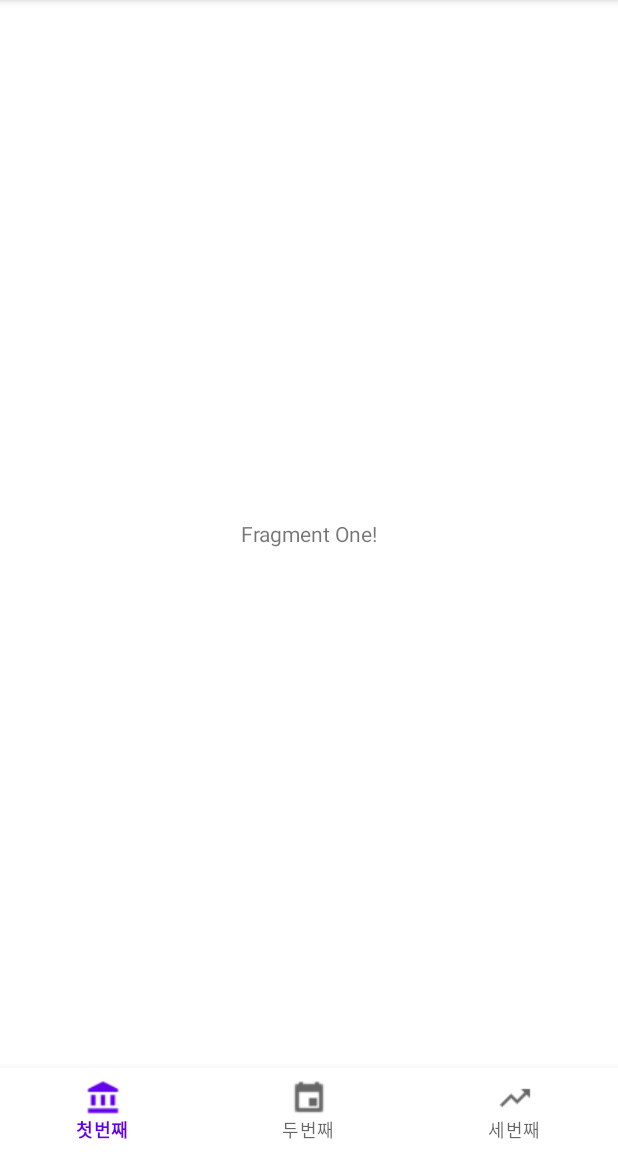
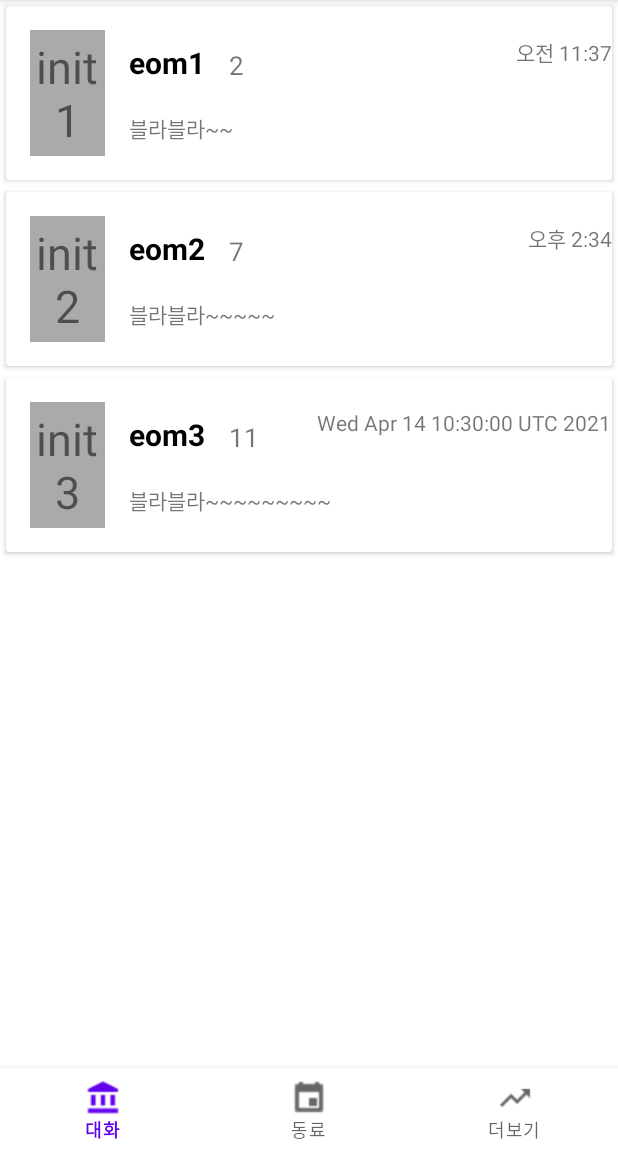
Before and after one commit to EomjunYoung/UCProject, an Android app: the screen it shows after launch (MainActivity), on a phone screen of 412 x 824 dp, the part 84-1236 px from its top. Run offline under Robolectric (Android 15) with nearby library versions, the phone set to English and light mode, and no system bars.

Commit message:
add recyclerview and modify fragmentone(communication chat layout)

```diff
--- a/app/build.gradle
+++ b/app/build.gradle
@@ -43,11 +43,17 @@ dependencies {
     implementation "org.jetbrains.kotlin:kotlin-stdlib:$kotlin_version"
     implementation 'androidx.core:core-ktx:1.3.2'
     implementation 'androidx.appcompat:appcompat:1.2.0'
+    //Bottom NavigationView 사용을 위한 적용
     implementation 'com.google.android.material:material:1.3.0'
     implementation 'androidx.constraintlayout:constraintlayout:2.0.4'
     testImplementation 'junit:junit:4.+'
     androidTestImplementation 'androidx.test.ext:junit:1.1.2'
     androidTestImplementation 'androidx.test.espresso:espresso-core:3.3.0'
+    //ViewPager2
+    implementation "androidx.viewpager2:viewpager2:1.0.0"
+
+
+
 
 
 }
--- /dev/null
+++ b/app/src/main/java/com/example/ucproject/ListAdapter.kt
@@ -0,0 +1,73 @@
+package com.example.ucproject
+
+import android.util.Log
+import android.view.LayoutInflater
+import android.view.View
+import android.view.ViewGroup
+import android.widget.TextView
+import android.widget.Toast
+import androidx.recyclerview.widget.RecyclerView
+import com.example.ucproject.model.User
+
+/**
+ * 리사이클러뷰의 어댑터는 기본 BaseAdapter()가 아닌, RecyclerView.Adapter 를 extend 해야 한다.
+ * 그런데 이 RecyclerView.Adapter는 ViewHolder라는것이 필요한데, 이것을 inner class형식으로
+ * 만들어진다. (아래 구현된 것 참조) (unit리턴값은 아무것도 반환하지 않는다는 의미)
+ * **/
+class ListAdapter(private var users: MutableList<User>) :
+    RecyclerView.Adapter<ListAdapter.ViewHolder>() {
+
+//    private var users: List<User> = listOf()
+
+    /**
+     * 아래 3개메소드는 RecyclerView를 상속하면 오버라이딩해야하는 메소드다.
+     * onCreateViewHolder: 화면을 최초로딩하여 만들어진 View가 없을때 xml파일을 inflate하여 ViewHolder를 생성한다.
+     * getItemCount: RecyclerView로 만들어지는 item의 총 갯수를 반환한다.
+     * onBindViewHolder: 위의 onCreateViewHolder에서 만든 View와 실제 입력되는 각각의 데이터를 연결한다.
+     */
+
+    //inner class(ViewHolder라고 지은 class)를 상속받아야함..
+    //inner class에서 셋팅한 내용들을 inflate하여 보여주는것이기 때문
+    override fun onCreateViewHolder(parent: ViewGroup, i: Int): ViewHolder {
+        val view = LayoutInflater.from(parent.context).inflate(R.layout.item_data, parent, false)
+        return ViewHolder(view)
+    }
+
+    override fun getItemCount(): Int {
+        return users.size
+    }
+
+    override fun onBindViewHolder(viewHolder: ViewHolder, position: Int) {
+        viewHolder.bind(users[position])
+    }
+
+    //ViewHolder는 RecyclerView안에 들어갈 Item에 대한 View를 인자로 갖는다.
+    //id와 데이터를 매핑하는 역할을 담당한다.
+    //데이터를 삽입하는 곳으로, inner class이기때문에, ContactAdapter.ViewHolder로 접근하고,
+    //RecyclerView.Adapter<>의 인자로 활용한다.
+    inner class ViewHolder(itemView: View) : RecyclerView.ViewHolder(itemView) {
+
+        private val initial = itemView.findViewById<TextView>(R.id.item_tv_initial)
+        private val name = itemView.findViewById<TextView>(R.id.item_tv_name)
+        private val contents = itemView.findViewById<TextView>(R.id.item_tv_contents)
+        private val participantNum = itemView.findViewById<TextView>(R.id.item_tv_participantNum)
+        private val date = itemView.findViewById<TextView>(R.id.item_tv_date)
+
+
+        //이후 이 Adapter를 오버라이딩하는 곳에서 사용한다.(실제값이 있는곳에서 변수와-값을 바인딩한다는 의미)
+        fun bind(user: User) {
+            initial.text = user.initial
+            name.text = user.name
+            contents.text = user.contents
+            participantNum.text = user.participantNum
+            date.text = user.date
+
+
+            //RecyclerView의 클릭이벤트리스너를 사용할 수 있는것은
+            //RecyclerView를 상속받았기 때문이다.
+            itemView.setOnClickListener {
+            }
+
+        }
+    }
+}
--- a/app/src/main/java/com/example/ucproject/fragment/FragmentOne.kt
+++ b/app/src/main/java/com/example/ucproject/fragment/FragmentOne.kt
@@ -5,16 +5,54 @@ import android.view.LayoutInflater
 import android.view.View
 import android.view.ViewGroup
 import androidx.fragment.app.Fragment
+import androidx.recyclerview.widget.LinearLayoutManager
+import androidx.recyclerview.widget.RecyclerView
+import com.example.ucproject.ListAdapter
 import com.example.ucproject.R
+import com.example.ucproject.model.User
+import kotlinx.android.synthetic.main.fragment_one.*
+import java.text.SimpleDateFormat
+import java.util.*
+import kotlin.collections.ArrayList
 
 class FragmentOne : Fragment(){
+
+    //RecyclerView를 적용할 fragment마다 어댑터를 둬야함
+    private lateinit var listAdapter: ListAdapter
 
     override fun onCreateView(
         inflater: LayoutInflater, container: ViewGroup?,
         savedInstanceState: Bundle? ):
             View? {
         // Inflate the layout for this fragment
-         return inflater.inflate(R.layout.fragment_one, container, false) }
+         return inflater.inflate(R.layout.fragment_one, container, false)
+    }
+
+    override fun onViewCreated(view: View, savedInstanceState: Bundle?) {
+        super.onViewCreated(view, savedInstanceState)
+
+        //현재시간 구해서 넘기기
+
+        var date = Date()
+
+        val dateFormat = SimpleDateFormat("yyyy-MM-dd HH:mm:ss", Locale.KOREA)
+        var time = System.currentTimeMillis()
+        var curTime = dateFormat.format(Date(time))
+
+
+        var list: ArrayList<User> = arrayListOf(
+                User("init1","eom1","블라블라~~", "2","오전 11:37"),
+                User("init2","eom2","블라블라~~~~~", "7", "오후 2:34"),
+                User("init3","eom3","블라블라~~~~~~~~~","11", date.toString())
+        )
+
+        //RecyclerView 어댑터에 데이터를 넘겨서 셋팅 후 현재의 fragment상에 만든 어댑터변수에 저장
+        listAdapter = ListAdapter(list)
+        //
+        listView.layoutManager = LinearLayoutManager(activity, RecyclerView.VERTICAL, false)
+        //현재의 fragment에 만든 RecyclerView 어댑터를 실제 layout의 어댑터에 지정
+        listView.adapter = listAdapter
+    }
 
 
 }
--- /dev/null
+++ b/app/src/main/java/com/example/ucproject/model/User.kt
@@ -0,0 +1,9 @@
+package com.example.ucproject.model
+
+data class User(
+    var initial: String,
+    var name: String,
+    var contents: String,
+    var participantNum: String,
+    var date: String
+)
--- a/app/src/main/res/layout/fragment_one.xml
+++ b/app/src/main/res/layout/fragment_one.xml
@@ -4,10 +4,22 @@
     xmlns:tools="http://schemas.android.com/tools"
     android:layout_width="match_parent"
     android:layout_height="match_parent"
+    xmlns:app="http://schemas.android.com/apk/res-auto"
     tools:context=".fragment.FragmentOne">
 
-    <TextView android:layout_width="match_parent"
-        android:layout_height="match_parent"
-        android:gravity="center"
-        android:text="Fragment One!" />
+
+    <androidx.constraintlayout.widget.ConstraintLayout
+        android:layout_width="match_parent"
+        android:layout_height="match_parent">
+
+        <androidx.recyclerview.widget.RecyclerView
+            android:id="@+id/listView"
+            android:layout_width="match_parent"
+            android:layout_height="wrap_content"
+            app:layout_constraintTop_toTopOf="parent">
+
+        </androidx.recyclerview.widget.RecyclerView>
+
+    </androidx.constraintlayout.widget.ConstraintLayout>
+
 </FrameLayout>
--- /dev/null
+++ b/app/src/main/res/layout/item_data.xml
@@ -0,0 +1,75 @@
+<?xml version="1.0" encoding="utf-8"?>
+<androidx.cardview.widget.CardView
+    android:layout_width="match_parent"
+    android:layout_height="wrap_content"
+    android:layout_margin="4dp"
+    xmlns:android="http://schemas.android.com/apk/res/android"
+    xmlns:app="http://schemas.android.com/apk/res-auto"
+    xmlns:tools="http://schemas.android.com/tools">
+
+    <androidx.constraintlayout.widget.ConstraintLayout
+        android:layout_width="match_parent"
+        android:layout_height="match_parent">
+
+        <TextView
+            android:layout_width="50dp"
+            android:layout_height="wrap_content"
+            android:id="@+id/item_tv_initial"
+            android:textSize="30dp"
+            android:padding="4dp"
+            android:background="@android:color/darker_gray"
+            android:layout_marginTop="16dp"
+            app:layout_constraintTop_toTopOf="parent"
+            app:layout_constraintStart_toStartOf="parent"
+            app:layout_constraintBottom_toBottomOf="parent"
+            android:layout_marginStart="16dp"
+            tools:text="H"
+            android:gravity="center"
+            android:layout_marginBottom="16dp"/>
+
+        <TextView
+            android:layout_width="wrap_content"
+            android:layout_height="wrap_content"
+            android:id="@+id/item_tv_name"
+            android:textSize="20dp"
+            android:textStyle="bold"
+            android:textColor="@color/black"
+            app:layout_constraintStart_toEndOf="@+id/item_tv_initial"
+            android:layout_marginStart="16dp"
+            tools:text="Hello Someone"
+            android:layout_marginTop="8dp"
+            app:layout_constraintTop_toTopOf="parent"
+            app:layout_constraintBottom_toTopOf="@+id/item_tv_contents"/>
+
+        <TextView
+            android:layout_width="wrap_content"
+            android:layout_height="wrap_content"
+            android:id="@+id/item_tv_participantNum"
+            android:textSize="17dp"
+            app:layout_constraintStart_toEndOf="@+id/item_tv_name"
+            app:layout_constraintBottom_toBottomOf="@+id/item_tv_name"
+            android:layout_marginStart="16dp"
+            tools:text="5" />
+
+        <TextView
+            android:id="@+id/item_tv_contents"
+            android:layout_width="wrap_content"
+            android:layout_height="wrap_content"
+            android:layout_marginTop="4dp"
+            app:layout_constraintTop_toBottomOf="@+id/item_tv_name"
+            app:layout_constraintStart_toStartOf="@+id/item_tv_name"
+            android:layout_marginBottom="8dp"
+            app:layout_constraintBottom_toBottomOf="parent"
+            tools:text="블라블라블라썸"/>
+
+        <TextView
+            android:id="@+id/item_tv_date"
+            android:layout_width="wrap_content"
+            android:layout_height="wrap_content"
+            android:layout_marginTop="20dp"
+            app:layout_constraintTop_toTopOf="parent"
+            app:layout_constraintEnd_toEndOf="parent"
+            tools:text="오후 2:36"/>
+    </androidx.constraintlayout.widget.ConstraintLayout>
+
+</androidx.cardview.widget.CardView>
--- a/app/src/main/res/menu/navi_menu.xml
+++ b/app/src/main/res/menu/navi_menu.xml
@@ -6,16 +6,16 @@
         app:showAsAction="ifRoom"
         android:enabled="true"
         android:icon="@drawable/baseline_account_balance_black_18"
-        android:title="첫번째" />
+        android:title="대화" />
 
     <item android:id="@+id/second"
         app:showAsAction="ifRoom"
         android:icon="@drawable/baseline_event_black_12"
-        android:title="두번째" />
+        android:title="동료" />
 
     <item android:id="@+id/third"
         app:showAsAction="ifRoom"
         android:enabled="true"
         android:icon="@drawable/baseline_trending_up_black_16"
-        android:title="세번째" />
+        android:title="더보기" />
 </menu>
```
